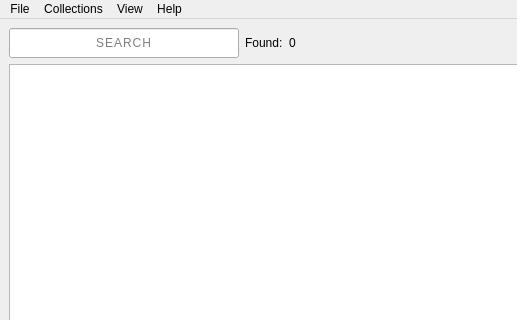
nschepsen/sxtools-manager, file src/sxtools/ui/mainwindow.ui: the form before one commit; both pictures show x 0 to 517 and y 0 to 320 of the 927 by 517 pixel window.
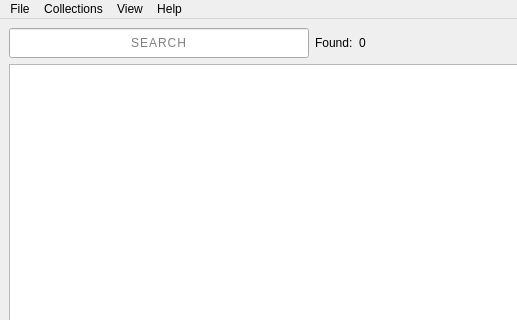
The form after the commit. Icons and pictures are not drawn.

```diff
--- a/src/sxtools/ui/mainwindow.ui
+++ b/src/sxtools/ui/mainwindow.ui
@@ -30,7 +30,7 @@
        <widget class="QLineEdit" name="leSearchField">
         <property name="minimumSize">
          <size>
-          <width>0</width>
+          <width>300</width>
           <height>30</height>
          </size>
         </property>
```
Left out of the diff: 4 changed lines with no effect on the pictures.
